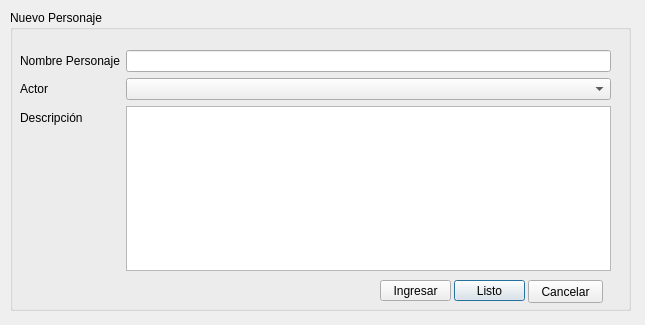
This is Programa/ui_files/ElencoDialog.ui in fr4j4/TrabajoTallerConstruccionSw as Qt 5 draws it before an edit. The edited form follows.
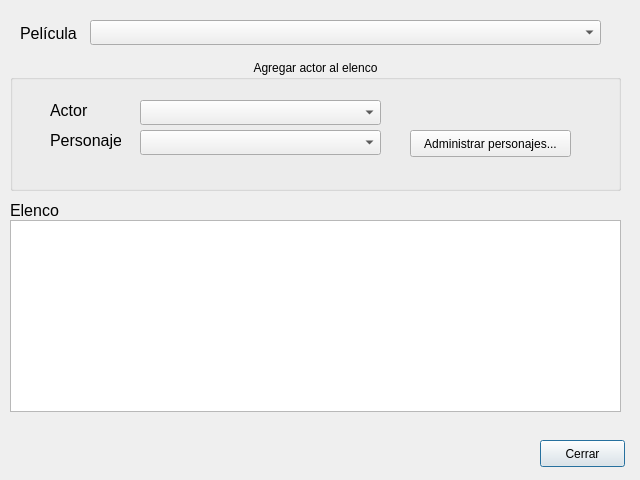
This is the edited form.

Commit message: Orden alfabetico + elenco (inicio)

The edit to the form file:
```diff
--- a/Programa/ui_files/ElencoDialog.ui
+++ b/Programa/ui_files/ElencoDialog.ui
@@ -6,110 +6,173 @@
    <rect>
     <x>0</x>
     <y>0</y>
-    <width>645</width>
-    <height>325</height>
+    <width>640</width>
+    <height>480</height>
    </rect>
   </property>
   <property name="windowTitle">
    <string>Dialog</string>
   </property>
+  <widget class="QPushButton" name="BCerrar">
+   <property name="geometry">
+    <rect>
+     <x>540</x>
+     <y>440</y>
+     <width>85</width>
+     <height>27</height>
+    </rect>
+   </property>
+   <property name="text">
+    <string>Cerrar</string>
+   </property>
+  </widget>
+  <widget class="QTableWidget" name="tableWidget">
+   <property name="geometry">
+    <rect>
+     <x>10</x>
+     <y>220</y>
+     <width>611</width>
+     <height>192</height>
+    </rect>
+   </property>
+  </widget>
+  <widget class="QComboBox" name="CPelicula">
+   <property name="geometry">
+    <rect>
+     <x>90</x>
+     <y>20</y>
+     <width>511</width>
+     <height>25</height>
+    </rect>
+   </property>
+  </widget>
+  <widget class="QLabel" name="label_2">
+   <property name="geometry">
+    <rect>
+     <x>20</x>
+     <y>23</y>
+     <width>71</width>
+     <height>21</height>
+    </rect>
+   </property>
+   <property name="font">
+    <font>
+     <pointsize>12</pointsize>
+    </font>
+   </property>
+   <property name="text">
+    <string>Película</string>
+   </property>
+  </widget>
   <widget class="QGroupBox" name="groupBox">
    <property name="geometry">
     <rect>
      <x>10</x>
-     <y>10</y>
-     <width>621</width>
-     <height>301</height>
+     <y>60</y>
+     <width>611</width>
+     <height>131</height>
     </rect>
    </property>
+   <property name="styleSheet">
+    <string notr="true"/>
+   </property>
    <property name="title">
-    <string>Nuevo Personaje</string>
+    <string>Agregar actor al elenco</string>
    </property>
-   <widget class="QWidget" name="formLayoutWidget_5">
+   <property name="alignment">
+    <set>Qt::AlignHCenter|Qt::AlignTop</set>
+   </property>
+   <widget class="QComboBox" name="CPersonaje">
     <property name="geometry">
      <rect>
-      <x>10</x>
+      <x>130</x>
+      <y>70</y>
+      <width>241</width>
+      <height>25</height>
+     </rect>
+    </property>
+   </widget>
+   <widget class="QComboBox" name="CActor">
+    <property name="geometry">
+     <rect>
+      <x>130</x>
       <y>40</y>
-      <width>591</width>
-      <height>221</height>
+      <width>241</width>
+      <height>25</height>
      </rect>
     </property>
-    <layout class="QFormLayout" name="formLayout">
-     <property name="fieldGrowthPolicy">
-      <enum>QFormLayout::AllNonFixedFieldsGrow</enum>
-     </property>
-     <item row="0" column="0">
-      <widget class="QLabel" name="label_1">
-       <property name="text">
-        <string>Nombre Personaje</string>
-       </property>
-      </widget>
-     </item>
-     <item row="0" column="1">
-      <widget class="QLineEdit" name="LNPersonaje"/>
-     </item>
-     <item row="1" column="0">
-      <widget class="QLabel" name="label_2">
-       <property name="text">
-        <string>Actor</string>
-       </property>
-      </widget>
-     </item>
-     <item row="1" column="1">
-      <widget class="QComboBox" name="actor_filter_comboBox"/>
-     </item>
-     <item row="2" column="0">
-      <widget class="QLabel" name="label_3">
-       <property name="text">
-        <string>Descripción</string>
-       </property>
-      </widget>
-     </item>
-     <item row="2" column="1">
-      <widget class="QTextEdit" name="LDescripcion"/>
-     </item>
-    </layout>
    </widget>
-   <widget class="QPushButton" name="BListo">
+   <widget class="QLabel" name="label_3">
     <property name="geometry">
      <rect>
-      <x>444</x>
-      <y>270</y>
+      <x>40</x>
+      <y>70</y>
       <width>71</width>
       <height>21</height>
      </rect>
     </property>
+    <property name="font">
+     <font>
+      <pointsize>12</pointsize>
+     </font>
+    </property>
     <property name="text">
-     <string>Listo</string>
+     <string>Personaje</string>
     </property>
    </widget>
-   <widget class="QPushButton" name="BCancelar">
+   <widget class="QLabel" name="label">
     <property name="geometry">
      <rect>
-      <x>518</x>
-      <y>270</y>
-      <width>75</width>
-      <height>23</height>
+      <x>40</x>
+      <y>40</y>
+      <width>41</width>
+      <height>21</height>
      </rect>
     </property>
+    <property name="font">
+     <font>
+      <pointsize>12</pointsize>
+     </font>
+    </property>
     <property name="text">
-     <string>Cancelar</string>
+     <string>Actor</string>
     </property>
    </widget>
    <widget class="QPushButton" name="BIngresar">
     <property name="geometry">
      <rect>
-      <x>370</x>
-      <y>270</y>
-      <width>71</width>
-      <height>21</height>
+      <x>400</x>
+      <y>70</y>
+      <width>161</width>
+      <height>27</height>
      </rect>
     </property>
+    <property name="styleSheet">
+     <string notr="true"/>
+    </property>
     <property name="text">
-     <string>Ingresar</string>
+     <string>Administrar personajes...</string>
     </property>
    </widget>
   </widget>
+  <widget class="QLabel" name="label_4">
+   <property name="geometry">
+    <rect>
+     <x>10</x>
+     <y>200</y>
+     <width>71</width>
+     <height>21</height>
+    </rect>
+   </property>
+   <property name="font">
+    <font>
+     <pointsize>12</pointsize>
+    </font>
+   </property>
+   <property name="text">
+    <string>Elenco</string>
+   </property>
+  </widget>
  </widget>
  <resources/>
  <connections/>
```
Left out of the diff: 2 changed lines with no effect on the pictures. The commit also changes 6 other files.
